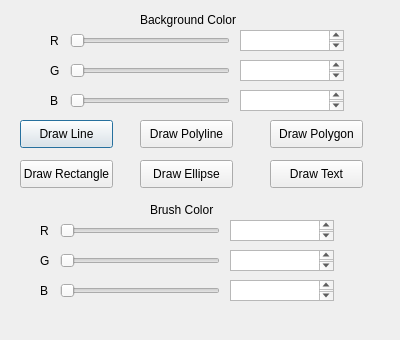
The window that 2DGraphicsModeler/palette.ui (Alex-the-666/2DGraphicsModular) describes before a commit, drawn with Qt 5.
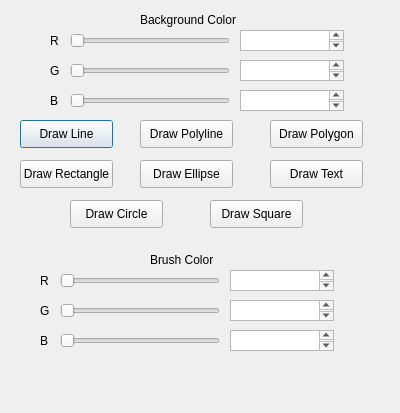
The same window after the commit.

Commit message: all shapes draw

```diff
--- a/2DGraphicsModeler/palette.ui
+++ b/2DGraphicsModeler/palette.ui
@@ -7,7 +7,7 @@
     <x>0</x>
     <y>0</y>
     <width>400</width>
-    <height>340</height>
+    <height>413</height>
    </rect>
   </property>
   <property name="windowTitle">
@@ -225,7 +225,7 @@
    <property name="geometry">
     <rect>
      <x>230</x>
-     <y>250</y>
+     <y>300</y>
      <width>104</width>
      <height>21</height>
     </rect>
@@ -235,7 +235,7 @@
    <property name="geometry">
     <rect>
      <x>150</x>
-     <y>200</y>
+     <y>250</y>
      <width>71</width>
      <height>20</height>
     </rect>
@@ -248,7 +248,7 @@
    <property name="geometry">
     <rect>
      <x>40</x>
-     <y>250</y>
+     <y>300</y>
      <width>16</width>
      <height>21</height>
     </rect>
@@ -261,7 +261,7 @@
    <property name="geometry">
     <rect>
      <x>40</x>
-     <y>280</y>
+     <y>330</y>
      <width>16</width>
      <height>21</height>
     </rect>
@@ -274,7 +274,7 @@
    <property name="geometry">
     <rect>
      <x>40</x>
-     <y>220</y>
+     <y>270</y>
      <width>16</width>
      <height>21</height>
     </rect>
@@ -287,7 +287,7 @@
    <property name="geometry">
     <rect>
      <x>230</x>
-     <y>220</y>
+     <y>270</y>
      <width>104</width>
      <height>21</height>
     </rect>
@@ -297,11 +297,14 @@
    <property name="geometry">
     <rect>
      <x>60</x>
-     <y>280</y>
+     <y>330</y>
      <width>160</width>
      <height>22</height>
     </rect>
    </property>
+   <property name="maximum">
+    <number>255</number>
+   </property>
    <property name="orientation">
     <enum>Qt::Horizontal</enum>
    </property>
@@ -310,7 +313,7 @@
    <property name="geometry">
     <rect>
      <x>230</x>
-     <y>280</y>
+     <y>330</y>
      <width>104</width>
      <height>21</height>
     </rect>
@@ -320,11 +323,14 @@
    <property name="geometry">
     <rect>
      <x>60</x>
-     <y>250</y>
+     <y>300</y>
      <width>160</width>
      <height>22</height>
     </rect>
    </property>
+   <property name="maximum">
+    <number>255</number>
+   </property>
    <property name="orientation">
     <enum>Qt::Horizontal</enum>
    </property>
@@ -333,15 +339,44 @@
    <property name="geometry">
     <rect>
      <x>60</x>
-     <y>220</y>
+     <y>270</y>
      <width>160</width>
      <height>22</height>
     </rect>
    </property>
+   <property name="maximum">
+    <number>255</number>
+   </property>
    <property name="orientation">
     <enum>Qt::Horizontal</enum>
    </property>
   </widget>
+  <widget class="QPushButton" name="pushButton_7">
+   <property name="geometry">
+    <rect>
+     <x>70</x>
+     <y>200</y>
+     <width>93</width>
+     <height>28</height>
+    </rect>
+   </property>
+   <property name="text">
+    <string>Draw Circle</string>
+   </property>
+  </widget>
+  <widget class="QPushButton" name="pushButton_8">
+   <property name="geometry">
+    <rect>
+     <x>210</x>
+     <y>200</y>
+     <width>93</width>
+     <height>28</height>
+    </rect>
+   </property>
+   <property name="text">
+    <string>Draw Square</string>
+   </property>
+  </widget>
  </widget>
  <resources/>
  <connections/>
```
The commit also changes 2 other files.
